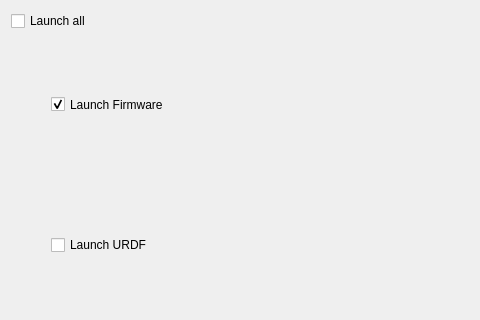
PabloNH00/RoSA_Monitor, file RoSA_Monitor/selectrosacomponents.ui: the form before one commit; both pictures show x 0 to 480 and y 0 to 320 of the 746 by 632 pixel window.
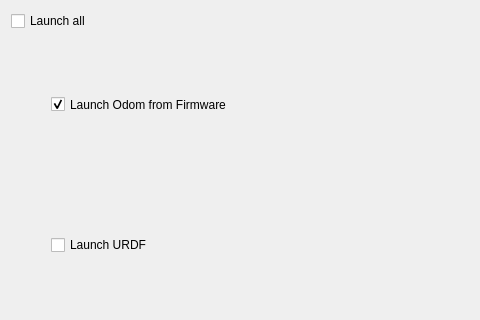
The form after the commit.

Diff of the .ui file:
```diff
--- a/RoSA_Monitor/selectrosacomponents.ui
+++ b/RoSA_Monitor/selectrosacomponents.ui
@@ -52,7 +52,7 @@
             </sizepolicy>
            </property>
            <property name="text">
-            <string>Launch Firmware</string>
+            <string>Launch Odom from Firmware </string>
            </property>
            <property name="iconSize">
             <size>
```
Left out of the diff: 2 changed lines with no effect on the pictures.
